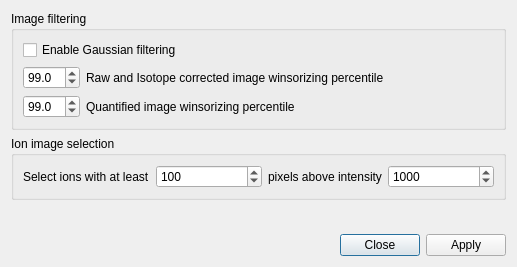
Above: resources/views/MsiSettingsDialog.ui from swinnenteam/LipidQMap before the change. Below: the same form after it.
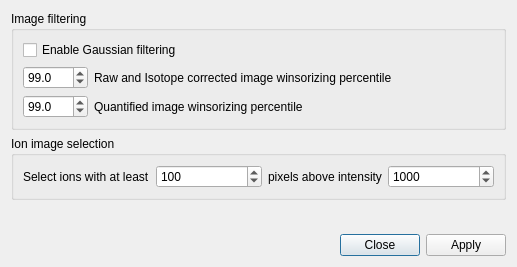
That is the form after the change.

Diff of the .ui file:
```diff
--- a/resources/views/MsiSettingsDialog.ui
+++ b/resources/views/MsiSettingsDialog.ui
@@ -141,6 +141,12 @@
         </item>
         <item row="1" column="0">
          <widget class="QDoubleSpinBox" name="spinbox_winsor_quant">
+          <property name="minimumSize">
+           <size>
+            <width>65</width>
+            <height>0</height>
+           </size>
+          </property>
           <property name="decimals">
            <number>1</number>
           </property>
@@ -158,6 +164,12 @@
         </item>
         <item row="0" column="0">
          <widget class="QDoubleSpinBox" name="spinbox_winsor_raw">
+          <property name="minimumSize">
+           <size>
+            <width>65</width>
+            <height>0</height>
+           </size>
+          </property>
           <property name="decimals">
            <number>1</number>
           </property>
```
Left out of the diff: 6 changed lines with no effect on the pictures.
